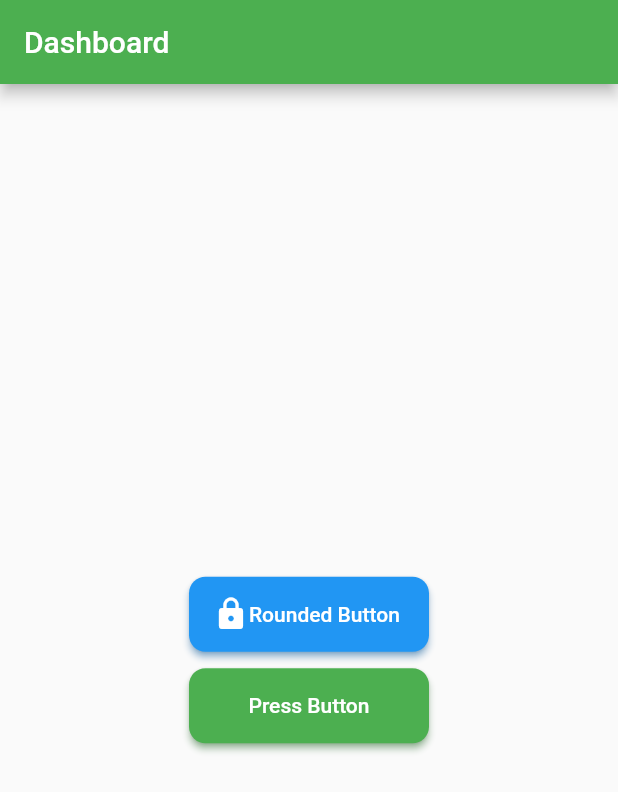
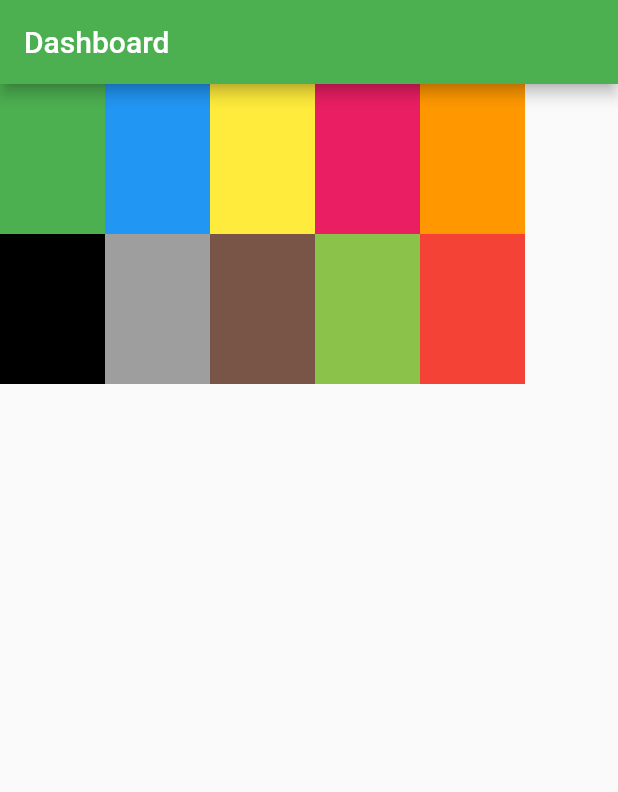
Before and after one commit to singhrishabh93/flutter_basics, a Flutter app: the screen it shows after launch, on a phone screen of 412 x 824 dp. Shown: the top 792 px of the screen. Run offline on Flutter 3.47's test engine with Material 2 defaults, Android fonts, the light colour scheme and no system bars.

Commit message:
Wrap Widget in Flutter: Horizontal

```diff
--- a/lib/main.dart
+++ b/lib/main.dart
@@ -31,41 +31,64 @@ class _MyHomePageState extends State<MyHomePage> {
   @override
   Widget build(BuildContext context) {
     return Scaffold(
-      appBar: AppBar(
-        title: Text("Dashboard"),
-        backgroundColor: Colors.green,
-      ),
-      body: Center(
-        child: Column(
-          mainAxisAlignment: MainAxisAlignment.center,
+        appBar: AppBar(
+          title: Text("Dashboard"),
+          backgroundColor: Colors.green,
+        ),
+        body: Wrap(
+          // direction: Axis.vertical,
           children: [
             Container(
-              height: 50,
-              width: 160,
-              child: RoundedButton(
-                  btnName: "Rounded Button",
-                  icon: Icon(Icons.lock),
-                  callBack: () {
-                    print("Printed Rounded Button");
-                  }),
+              height: 100,
+              width: 70,
+              color: Colors.green,
             ),
             Container(
-              height: 11,
+              height: 100,
+              width: 70,
+              color: Colors.blue,
             ),
             Container(
-              height: 50,
-              width: 160,
-              child: RoundedButton(
-                  btnName: "Press Button",
-                  bgColor: Colors.green,
-                  // icon: Icon(Icons.lock),
-                  callBack: () {
-                    print("Printed Rounded Button");
-                  }),
+              height: 100,
+              width: 70,
+              color: Colors.yellow,
+            ),
+            Container(
+              height: 100,
+              width: 70,
+              color: Colors.pink,
+            ),
+            Container(
+              height: 100,
+              width: 70,
+              color: Colors.orange,
+            ),
+            Container(
+              height: 100,
+              width: 70,
+              color: Colors.black,
+            ),
+            Container(
+              height: 100,
+              width: 70,
+              color: Colors.grey,
+            ),
+            Container(
+              height: 100,
+              width: 70,
+              color: Colors.brown,
+            ),
+            Container(
+              height: 100,
+              width: 70,
+              color: Colors.lightGreen,
+            ),
+            Container(
+              height: 100,
+              width: 70,
+              color: Colors.red,
             ),
           ],
-        ),
-      ),
-    );
+        ));
   }
 }
```
